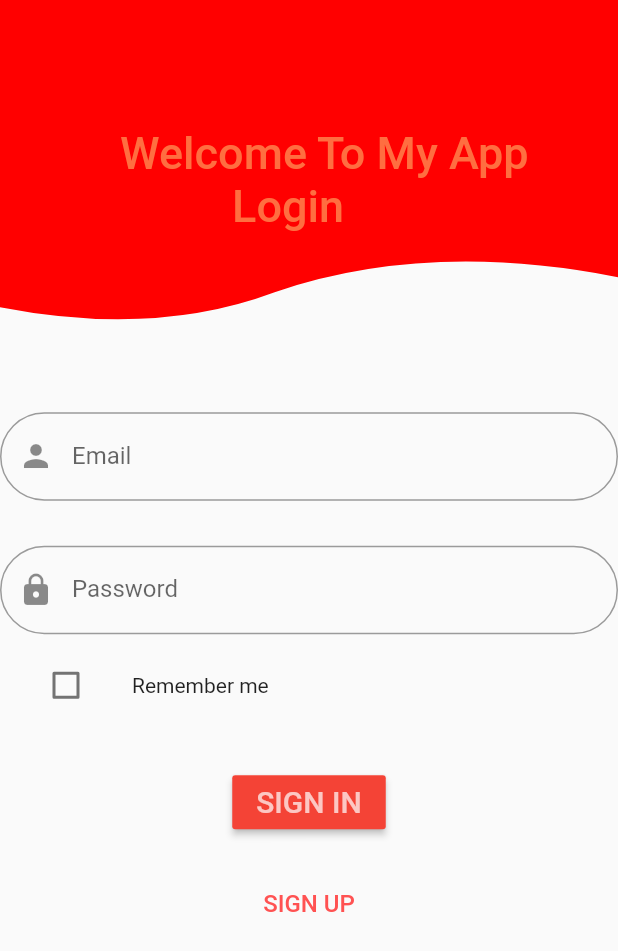
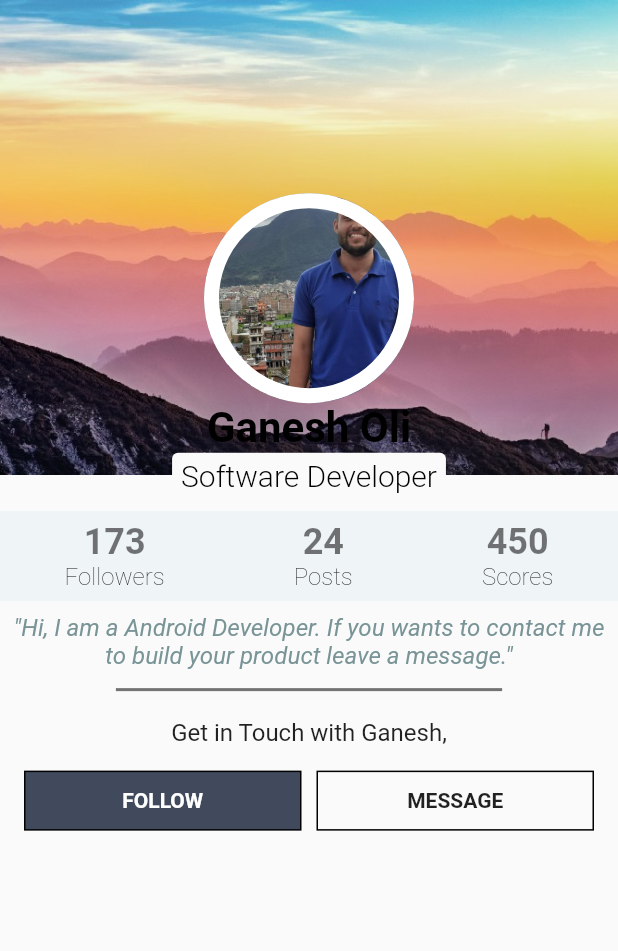
Before and after one commit to girish54321/flutter_ui, a Flutter app: the screen it shows after launch, on a phone screen of 412 x 824 dp. Shown: the top 951 px of the screen. Run offline on Flutter 3.47's test engine with Material 2 defaults, Android fonts, the phone set to English and light mode, and no system bars; Roboto replaces fonts that are missing (Spectral).

```diff
--- a/lib/main.dart
+++ b/lib/main.dart
@@ -1,5 +1,7 @@
-import 'package:ecommerce/src/pages/login_signup/login_page.dart';
+// import 'package:ecommerce/src/pages/login_signup/login_page.dart';
 import 'package:flutter/material.dart';
+
+import 'src/pages/homepage/home_page.dart';
 
 void main() => runApp(MyApp());
 
@@ -13,7 +15,8 @@ class MyApp extends StatelessWidget {
         primarySwatch: Colors.blue,
       ),
       debugShowCheckedModeBanner: false,
-      home: LoginPage(title: 'Login Page'),
+      // home: LoginPage(title: 'Login Page'),
+      home: HomePage(),
     );
   }
 }
--- /dev/null
+++ b/lib/src/pages/homepage/home_page.dart
@@ -0,0 +1,246 @@
+import 'package:flutter/material.dart';
+
+class HomePage extends StatelessWidget {
+  final String _fullName = "Ganesh Oli";
+  final String _status = "Software Developer";
+  final String _bio =
+      "\"Hi, I am a Android Developer. If you wants to contact me to build your product leave a message.\"";
+  final String _followers = "173";
+  final String _posts = "24";
+  final String _scores = "450";
+
+  Widget _buildCoverImage(Size screenSize) {
+    return Container(
+      height: screenSize.height / 2.6,
+      decoration: BoxDecoration(
+        image: DecorationImage(
+          image: AssetImage('images/cover.jpg'),
+          fit: BoxFit.cover,
+        ),
+      ),
+    );
+  }
+
+  Widget _buildProfileImage() {
+    return Center(
+      child: Container(
+        width: 140.0,
+        height: 140.0,
+        decoration: BoxDecoration(
+          image: DecorationImage(
+            image: AssetImage('images/profile.jpg'),
+            fit: BoxFit.cover,
+          ),
+          borderRadius: BorderRadius.circular(80.0),
+          border: Border.all(
+            color: Colors.white,
+            width: 10.0,
+          ),
+        ),
+      ),
+    );
+  }
+
+  Widget _buildFullName() {
+    TextStyle _nameTextStyle = TextStyle(
+      fontFamily: 'Roboto',
+      color: Colors.black,
+      fontSize: 28.0,
+      fontWeight: FontWeight.w700,
+    );
+
+    return Text(
+      _fullName,
+      style: _nameTextStyle,
+    );
+  }
+
+  Widget _buildStatus(BuildContext context) {
+    return Container(
+      padding: EdgeInsets.symmetric(vertical: 4.0, horizontal: 6.0),
+      decoration: BoxDecoration(
+        color: Theme.of(context).scaffoldBackgroundColor,
+        borderRadius: BorderRadius.circular(4.0),
+      ),
+      child: Text(
+        _status,
+        style: TextStyle(
+          fontFamily: 'Spectral',
+          color: Colors.black,
+          fontSize: 20.0,
+          fontWeight: FontWeight.w300,
+        ),
+      ),
+    );
+  }
+
+  Widget _buildStatItem(String label, String count) {
+    TextStyle _statLabelTextStyle = TextStyle(
+      fontFamily: 'Roboto',
+      color: Colors.black,
+      fontSize: 16.0,
+      fontWeight: FontWeight.w200,
+    );
+
+    TextStyle _statCountTextStyle = TextStyle(
+      color: Colors.black54,
+      fontSize: 24.0,
+      fontWeight: FontWeight.bold,
+    );
+
+    return Column(
+      mainAxisAlignment: MainAxisAlignment.center,
+      children: <Widget>[
+        Text(
+          count,
+          style: _statCountTextStyle,
+        ),
+        Text(
+          label,
+          style: _statLabelTextStyle,
+        ),
+      ],
+    );
+  }
+
+  Widget _buildStatContainer() {
+    return Container(
+      height: 60.0,
+      margin: EdgeInsets.only(top: 8.0),
+      decoration: BoxDecoration(
+        color: Color(0xFFEFF4F7),
+      ),
+      child: Row(
+        mainAxisAlignment: MainAxisAlignment.spaceAround,
+        children: <Widget>[
+          _buildStatItem("Followers", _followers),
+          _buildStatItem("Posts", _posts),
+          _buildStatItem("Scores", _scores),
+        ],
+      ),
+    );
+  }
+
+  Widget _buildBio(BuildContext context) {
+    TextStyle bioTextStyle = TextStyle(
+      fontFamily: 'Spectral',
+      fontWeight: FontWeight.w400,//try changing weight to w500 if not thin
+      fontStyle: FontStyle.italic,
+      color: Color(0xFF799497),
+      fontSize: 16.0,
+    );
+
+    return Container(
+      color: Theme.of(context).scaffoldBackgroundColor,
+      padding: EdgeInsets.all(8.0),
+      child: Text(
+        _bio,
+        textAlign: TextAlign.center,
+        style: bioTextStyle,
+      ),
+    );
+  }
+
+  Widget _buildSeparator(Size screenSize) {
+    return Container(
+      width: screenSize.width / 1.6,
+      height: 2.0,
+      color: Colors.black54,
+      margin: EdgeInsets.only(top: 4.0),
+    );
+  }
+
+  Widget _buildGetInTouch(BuildContext context) {
+    return Container(
+      color: Theme.of(context).scaffoldBackgroundColor,
+      padding: EdgeInsets.only(top: 8.0),
+      child: Text(
+        "Get in Touch with ${_fullName.split(" ")[0]},",
+        style: TextStyle(fontFamily: 'Roboto', fontSize: 16.0),
+      ),
+    );
+  }
+
+  Widget _buildButtons() {
+    return Padding(
+      padding: EdgeInsets.symmetric(vertical: 8.0, horizontal: 16.0),
+      child: Row(
+        children: <Widget>[
+          Expanded(
+            child: InkWell(
+              onTap: () => print("followed"),
+              child: Container(
+                height: 40.0,
+                decoration: BoxDecoration(
+                  border: Border.all(),
+                  color: Color(0xFF404A5C),
+                ),
+                child: Center(
+                  child: Text(
+                    "FOLLOW",
+                    style: TextStyle(
+                      color: Colors.white,
+                      fontWeight: FontWeight.w600,
+                    ),
+                  ),
+                ),
+              ),
+            ),
+          ),
+          SizedBox(width: 10.0),
+          Expanded(
+            child: InkWell(
+              onTap: () => print("Message"),
+              child: Container(
+                height: 40.0,
+                decoration: BoxDecoration(
+                  border: Border.all(),
+                ),
+                child: Center(
+                  child: Padding(
+                    padding: EdgeInsets.all(10.0),
+                    child: Text(
+                      "MESSAGE",
+                      style: TextStyle(fontWeight: FontWeight.w600),
+                    ),
+                  ),
+                ),
+              ),
+            ),
+          ),
+        ],
+      ),
+    );
+  }
+
+  @override
+  Widget build(BuildContext context) {
+    Size screenSize = MediaQuery.of(context).size;
+    return Scaffold(
+      body: Stack(
+        children: <Widget>[
+          _buildCoverImage(screenSize),
+          SafeArea(
+            child: SingleChildScrollView(
+              child: Column(
+                children: <Widget>[
+                  SizedBox(height: screenSize.height / 6.4),
+                  _buildProfileImage(),
+                  _buildFullName(),
+                  _buildStatus(context),
+                  _buildStatContainer(),
+                  _buildBio(context),
+                  _buildSeparator(screenSize),
+                  SizedBox(height: 10.0),
+                  _buildGetInTouch(context),
+                  SizedBox(height: 8.0),
+                  _buildButtons(),
+                ],
+              ),
+            ),
+          ),
+        ],
+      ),
+    );
+  }
+}
```
Also changed, not shown: images/cover.jpg (added), images/profile.jpg (renamed from images/69491601_751215248630904_5438392284318007296_n.jpg), 1 other file.
